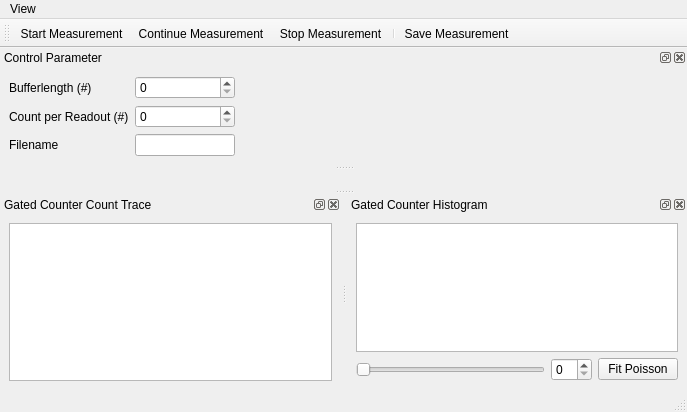
Ulm-IQO/qudi, file gui/gated_counter/ui_gated_counter_gui.ui: the form before one commit.
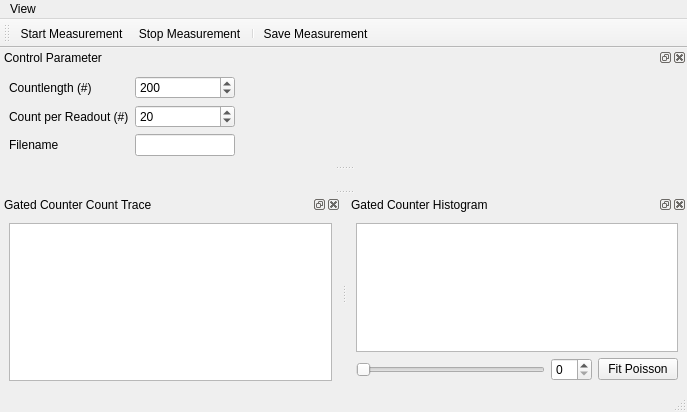
The form after the commit. Icons and pictures are not drawn. Custom widgets are drawn as their Qt base class.

Commit message: Adjust the Gated Counter ui file.

Patch:
```diff
--- a/gui/gated_counter/ui_gated_counter_gui.ui
+++ b/gui/gated_counter/ui_gated_counter_gui.ui
@@ -44,11 +44,10 @@
    <attribute name="toolBarBreak">
     <bool>false</bool>
    </attribute>
-   <addaction name="action_start_measurement"/>
-   <addaction name="action_continue_measurement"/>
-   <addaction name="action_stop_measurement"/>
+   <addaction name="start_counter_Action"/>
+   <addaction name="stop_counter_Action"/>
    <addaction name="separator"/>
-   <addaction name="action_save_measurement"/>
+   <addaction name="save_measurement_Action"/>
   </widget>
   <widget class="QDockWidget" name="count_trace_DockWidget">
    <property name="sizePolicy">
@@ -74,7 +73,7 @@
      <item row="0" column="0">
       <layout class="QGridLayout" name="gridLayout_3">
        <item row="1" column="0">
-        <widget class="PlotWidget" name="graphicsView">
+        <widget class="PlotWidget" name="gated_count_trace_PlotWidget">
          <property name="sizePolicy">
           <sizepolicy hsizetype="Expanding" vsizetype="Preferred">
            <horstretch>0</horstretch>
@@ -123,7 +122,7 @@
         </widget>
        </item>
        <item row="0" column="0" colspan="3">
-        <widget class="PlotWidget" name="graphicsView_2">
+        <widget class="PlotWidget" name="histogram_PlotWidget">
          <property name="sizePolicy">
           <sizepolicy hsizetype="Expanding" vsizetype="Preferred">
            <horstretch>0</horstretch>
@@ -169,7 +168,7 @@
           </sizepolicy>
          </property>
          <property name="text">
-          <string>Bufferlength (#)</string>
+          <string>Countlength (#)</string>
          </property>
         </widget>
        </item>
@@ -224,7 +223,7 @@
         </widget>
        </item>
        <item row="0" column="1">
-        <widget class="QSpinBox" name="buffer_length_SpinBox">
+        <widget class="QSpinBox" name="count_length_SpinBox">
          <property name="sizePolicy">
           <sizepolicy hsizetype="Fixed" vsizetype="Fixed">
            <horstretch>0</horstretch>
@@ -243,6 +242,9 @@
          <property name="maximum">
           <number>1000000</number>
          </property>
+         <property name="value">
+          <number>200</number>
+         </property>
         </widget>
        </item>
        <item row="1" column="1">
@@ -253,6 +255,9 @@
          <property name="maximum">
           <number>1000000</number>
          </property>
+         <property name="value">
+          <number>20</number>
+         </property>
         </widget>
        </item>
       </layout>
@@ -260,7 +265,7 @@
     </layout>
    </widget>
   </widget>
-  <action name="action_start_measurement">
+  <action name="start_counter_Action">
    <property name="icon">
     <iconset>
      <normaloff>../../artwork/icons/qudiTheme/36x36/play_36x36.png</normaloff>../../artwork/icons/qudiTheme/36x36/play_36x36.png</iconset>
@@ -272,7 +277,7 @@
     <string>Start Gated Counter Measurement</string>
    </property>
   </action>
-  <action name="action_stop_measurement">
+  <action name="stop_counter_Action">
    <property name="icon">
     <iconset>
      <normaloff>../../artwork/icons/qudiTheme/36x36/stop_36x36.png</normaloff>../../artwork/icons/qudiTheme/36x36/stop_36x36.png</iconset>
@@ -296,7 +301,7 @@
     <string>Continue Gated Counter Measurement</string>
    </property>
   </action>
-  <action name="action_save_measurement">
+  <action name="save_measurement_Action">
    <property name="icon">
     <iconset>
      <normaloff>../../artwork/icons/qudiTheme/32x32/document-save.png</normaloff>../../artwork/icons/qudiTheme/32x32/document-save.png</iconset>
```
